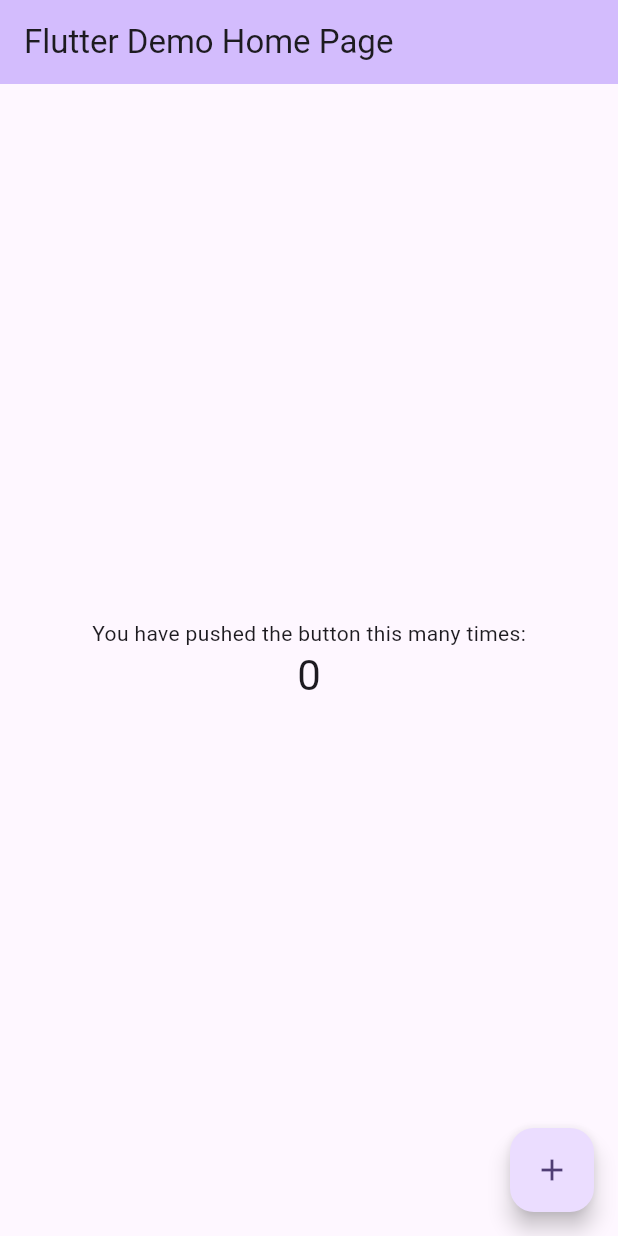
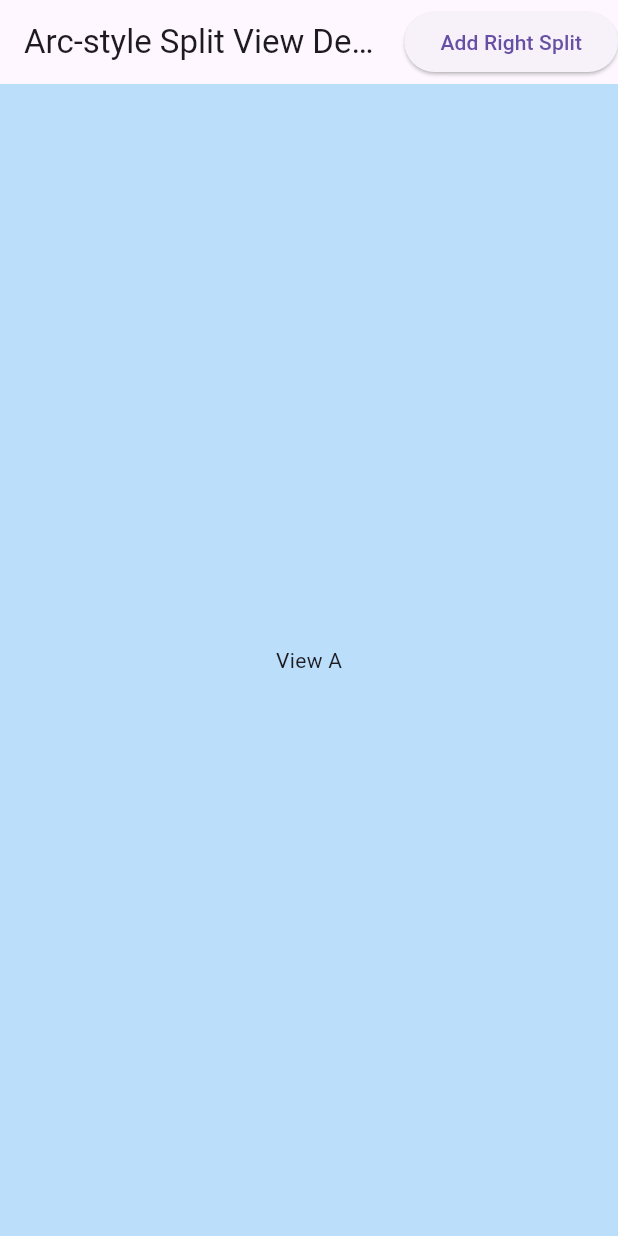
Before and after one commit to r0227n/gtd_journal, a Flutter app: the screen it shows after launch, on a phone screen of 412 x 824 dp. Run offline on Flutter 3.47's test engine with Material 3 defaults, Android fonts, the phone set to English and light mode, and no system bars.

Commit message:
add: split viewの叩き台作成

```diff
--- a/lib/main.dart
+++ b/lib/main.dart
@@ -1,125 +1,96 @@
 import 'package:flutter/material.dart';
 
-void main() {
-  runApp(const MyApp());
-}
+void main() => runApp(const MyApp());
 
 class MyApp extends StatelessWidget {
   const MyApp({super.key});
 
-  // This widget is the root of your application.
   @override
   Widget build(BuildContext context) {
-    return MaterialApp(
-      title: 'Flutter Demo',
-      theme: ThemeData(
-        // This is the theme of your application.
-        //
-        // TRY THIS: Try running your application with "flutter run". You'll see
-        // the application has a purple toolbar. Then, without quitting the app,
-        // try changing the seedColor in the colorScheme below to Colors.green
-        // and then invoke "hot reload" (save your changes or press the "hot
-        // reload" button in a Flutter-supported IDE, or press "r" if you used
-        // the command line to start the app).
-        //
-        // Notice that the counter didn't reset back to zero; the application
-        // state is not lost during the reload. To reset the state, use hot
-        // restart instead.
-        //
-        // This works for code too, not just values: Most code changes can be
-        // tested with just a hot reload.
-        colorScheme: ColorScheme.fromSeed(seedColor: Colors.deepPurple),
-        useMaterial3: true,
-      ),
-      home: const MyHomePage(title: 'Flutter Demo Home Page'),
+    return const MaterialApp(
+      home: SplitViewDemo(),
     );
   }
 }
 
-class MyHomePage extends StatefulWidget {
-  const MyHomePage({super.key, required this.title});
-
-  // This widget is the home page of your application. It is stateful, meaning
-  // that it has a State object (defined below) that contains fields that affect
-  // how it looks.
-
-  // This class is the configuration for the state. It holds the values (in this
-  // case the title) provided by the parent (in this case the App widget) and
-  // used by the build method of the State. Fields in a Widget subclass are
-  // always marked "final".
-
-  final String title;
+class SplitViewDemo extends StatefulWidget {
+  const SplitViewDemo({super.key});
 
   @override
-  State<MyHomePage> createState() => _MyHomePageState();
+  _SplitViewDemoState createState() => _SplitViewDemoState();
 }
 
-class _MyHomePageState extends State<MyHomePage> {
-  int _counter = 0;
+class _SplitViewDemoState extends State<SplitViewDemo> {
+  bool isSplit = false;
+  double dividerPosition = 0.5;
 
-  void _incrementCounter() {
+  void _handleDragUpdate(DragUpdateDetails details) {
     setState(() {
-      // This call to setState tells the Flutter framework that something has
-      // changed in this State, which causes it to rerun the build method below
-      // so that the display can reflect the updated values. If we changed
-      // _counter without calling setState(), then the build method would not be
-      // called again, and so nothing would appear to happen.
-      _counter++;
+      dividerPosition += details.delta.dx / context.size!.width;
+      dividerPosition = dividerPosition.clamp(0.1, 0.9);
     });
   }
 
   @override
   Widget build(BuildContext context) {
-    // This method is rerun every time setState is called, for instance as done
-    // by the _incrementCounter method above.
-    //
-    // The Flutter framework has been optimized to make rerunning build methods
-    // fast, so that you can just rebuild anything that needs updating rather
-    // than having to individually change instances of widgets.
     return Scaffold(
       appBar: AppBar(
-        // TRY THIS: Try changing the color here to a specific color (to
-        // Colors.amber, perhaps?) and trigger a hot reload to see the AppBar
-        // change color while the other colors stay the same.
-        backgroundColor: Theme.of(context).colorScheme.inversePrimary,
-        // Here we take the value from the MyHomePage object that was created by
-        // the App.build method, and use it to set our appbar title.
-        title: Text(widget.title),
+        title: const Text('Arc-style Split View Demo'),
+        actions: [
+          ElevatedButton(
+            onPressed: () {
+              setState(() {
+                isSplit = !isSplit;
+              });
+            },
+            child: Text(isSplit ? 'Remove Split' : 'Add Right Split'),
+          ),
+        ],
       ),
-      body: Center(
-        // Center is a layout widget. It takes a single child and positions it
-        // in the middle of the parent.
-        child: Column(
-          // Column is also a layout widget. It takes a list of children and
-          // arranges them vertically. By default, it sizes itself to fit its
-          // children horizontally, and tries to be as tall as its parent.
-          //
-          // Column has various properties to control how it sizes itself and
-          // how it positions its children. Here we use mainAxisAlignment to
-          // center the children vertically; the main axis here is the vertical
-          // axis because Columns are vertical (the cross axis would be
-          // horizontal).
-          //
-          // TRY THIS: Invoke "debug painting" (choose the "Toggle Debug Paint"
-          // action in the IDE, or press "p" in the console), to see the
-          // wireframe for each widget.
-          mainAxisAlignment: MainAxisAlignment.center,
-          children: <Widget>[
-            const Text(
-              'You have pushed the button this many times:',
+      body: isSplit
+          ? Row(
+              children: [
+                Expanded(
+                  flex: (dividerPosition * 100).round(),
+                  child: Container(
+                    color: Colors.blue[100],
+                    child: const Center(child: Text('View A')),
+                  ),
+                ),
+                GestureDetector(
+                  behavior: HitTestBehavior.translucent,
+                  onHorizontalDragUpdate: _handleDragUpdate,
+                  child: CustomPaint(
+                    size: const Size(10, double.infinity),
+                    painter: DividerPainter(),
+                  ),
+                ),
+                Expanded(
+                  flex: ((1 - dividerPosition) * 100).round(),
+                  child: Container(
+                    color: Colors.green[100],
+                    child: const Center(child: Text('View B')),
+                  ),
+                ),
+              ],
+            )
+          : Container(
+              color: Colors.blue[100],
+              child: const Center(child: Text('View A')),
             ),
-            Text(
-              '$_counter',
-              style: Theme.of(context).textTheme.headlineMedium,
-            ),
-          ],
-        ),
-      ),
-      floatingActionButton: FloatingActionButton(
-        onPressed: _incrementCounter,
-        tooltip: 'Increment',
-        child: const Icon(Icons.add),
-      ), // This trailing comma makes auto-formatting nicer for build methods.
     );
   }
 }
+
+class DividerPainter extends CustomPainter {
+  @override
+  void paint(Canvas canvas, Size size) {
+    final paint = Paint()
+      ..color = Colors.grey
+      ..strokeWidth = 1;
+    canvas.drawLine(Offset(size.width / 2, 0), Offset(size.width / 2, size.height), paint);
+  }
+
+  @override
+  bool shouldRepaint(covariant CustomPainter oldDelegate) => false;
+}
```
